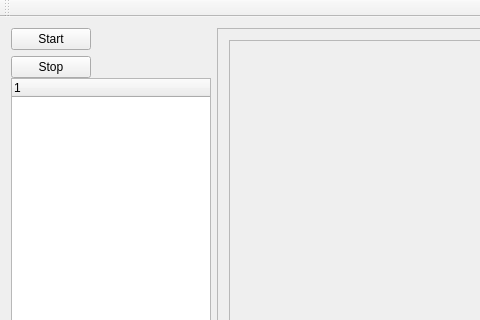
Qt form vdsl.ui (ByteSyze/VDSL) before a commit; both pictures show x 0 to 480 and y 0 to 320 of the 868 by 553 pixel window.
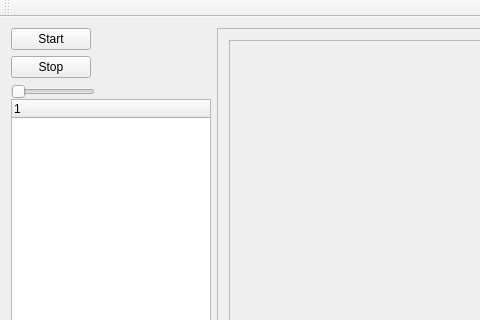
The same form after that commit.

What changed in the file:
```diff
--- a/vdsl.ui
+++ b/vdsl.ui
@@ -60,6 +60,28 @@
           </property>
          </widget>
         </item>
+        <item row="3" column="0">
+         <widget class="QSlider" name="sliderSpeedControl">
+          <property name="enabled">
+           <bool>true</bool>
+          </property>
+          <property name="sizePolicy">
+           <sizepolicy hsizetype="Minimum" vsizetype="Fixed">
+            <horstretch>0</horstretch>
+            <verstretch>0</verstretch>
+           </sizepolicy>
+          </property>
+          <property name="maximumSize">
+           <size>
+            <width>300</width>
+            <height>16777215</height>
+           </size>
+          </property>
+          <property name="orientation">
+           <enum>Qt::Horizontal</enum>
+          </property>
+         </widget>
+        </item>
        </layout>
       </item>
       <item>
```
